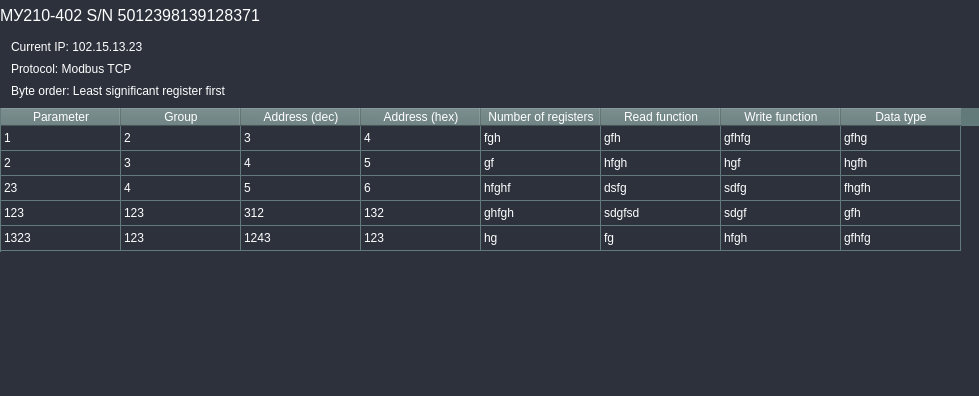
Above: UI/forms/DeviceParamListWindow.ui from romangolovkou/AQteck_toolMAX before the change. Below: the same form after it.
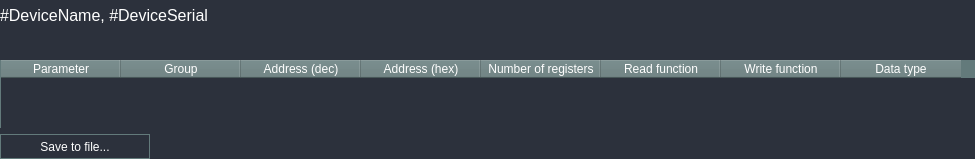
That is the form after the change. Custom widgets are drawn as their Qt base class.

Commit message: Отлажена работа списка параметров в модальном диалоге.

Diff of the .ui file:
```diff
--- a/UI/forms/DeviceParamListWindow.ui
+++ b/UI/forms/DeviceParamListWindow.ui
@@ -6,8 +6,8 @@
    <rect>
     <x>0</x>
     <y>0</y>
-    <width>979</width>
-    <height>396</height>
+    <width>961</width>
+    <height>158</height>
    </rect>
   </property>
   <property name="windowTitle">
@@ -67,7 +67,7 @@
   </property>
   <layout class="QVBoxLayout" name="verticalLayout">
    <property name="spacing">
-    <number>0</number>
+    <number>6</number>
    </property>
    <property name="leftMargin">
     <number>0</number>
@@ -84,7 +84,7 @@
    <item>
     <widget class="QLabel" name="deviceInfoLabel">
      <property name="text">
-      <string>МУ210-402 S/N 5012398139128371</string>
+      <string>#DeviceName, #DeviceSerial</string>
      </property>
     </widget>
    </item>
@@ -96,29 +96,7 @@
      <property name="frameShadow">
       <enum>QFrame::Raised</enum>
      </property>
-     <layout class="QVBoxLayout" name="verticalLayout_2">
-      <item>
-       <widget class="QLineEdit" name="lineEdit_6">
-        <property name="text">
-         <string>Current IP: 102.15.13.23</string>
-        </property>
-       </widget>
-      </item>
-      <item>
-       <widget class="QLineEdit" name="lineEdit_4">
-        <property name="text">
-         <string>Protocol: Modbus TCP</string>
-        </property>
-       </widget>
-      </item>
-      <item>
-       <widget class="QLineEdit" name="lineEdit">
-        <property name="text">
-         <string>Byte order: Least significant register first</string>
-        </property>
-       </widget>
-      </item>
-     </layout>
+     <layout class="QVBoxLayout" name="verticalLayout_2"/>
     </widget>
    </item>
    <item>
@@ -210,31 +188,6 @@
         <attribute name="verticalHeaderHighlightSections">
          <bool>false</bool>
         </attribute>
-        <row>
-         <property name="text">
-          <string/>
-         </property>
-        </row>
-        <row>
-         <property name="text">
-          <string>Новая строка</string>
-         </property>
-        </row>
-        <row>
-         <property name="text">
-          <string>Новая строка</string>
-         </property>
-        </row>
-        <row>
-         <property name="text">
-          <string>Новая строка</string>
-         </property>
-        </row>
-        <row>
-         <property name="text">
-          <string>Новая строка</string>
-         </property>
-        </row>
         <column>
          <property name="text">
           <string>Parameter</string>
@@ -275,206 +228,6 @@
           <string>Data type</string>
          </property>
         </column>
-        <item row="0" column="0">
-         <property name="text">
-          <string>1</string>
-         </property>
-        </item>
-        <item row="0" column="1">
-         <property name="text">
-          <string>2</string>
-         </property>
-        </item>
-        <item row="0" column="2">
-         <property name="text">
-          <string>3</string>
-         </property>
-        </item>
-        <item row="0" column="3">
-         <property name="text">
-          <string>4</string>
-         </property>
-        </item>
-        <item row="0" column="4">
-         <property name="text">
-          <string>fgh</string>
-         </property>
-        </item>
-        <item row="0" column="5">
-         <property name="text">
-          <string>gfh</string>
-         </property>
-        </item>
-        <item row="0" column="6">
-         <property name="text">
-          <string>gfhfg</string>
-         </property>
-        </item>
-        <item row="0" column="7">
-         <property name="text">
-          <string>gfhg</string>
-         </property>
-        </item>
-        <item row="1" column="0">
-         <property name="text">
-          <string>2</string>
-         </property>
-        </item>
-        <item row="1" column="1">
-         <property name="text">
-          <string>3</string>
-         </property>
-        </item>
-        <item row="1" column="2">
-         <property name="text">
-          <string>4</string>
-         </property>
-        </item>
-        <item row="1" column="3">
-         <property name="text">
-          <string>5</string>
-         </property>
-        </item>
-        <item row="1" column="4">
-         <property name="text">
-          <string>gf</string>
-         </property>
-        </item>
-        <item row="1" column="5">
-         <property name="text">
-          <string>hfgh</string>
-         </property>
-        </item>
-        <item row="1" column="6">
-         <property name="text">
-          <string>hgf</string>
-         </property>
-        </item>
-        <item row="1" column="7">
-         <property name="text">
-          <string>hgfh</string>
-         </property>
-        </item>
-        <item row="2" column="0">
-         <property name="text">
-          <string>23</string>
-         </property>
-        </item>
-        <item row="2" column="1">
-         <property name="text">
-          <string>4</string>
-         </property>
-        </item>
-        <item row="2" column="2">
-         <property name="text">
-          <string>5</string>
-         </property>
-        </item>
-        <item row="2" column="3">
-         <property name="text">
-          <string>6</string>
-         </property>
-        </item>
-        <item row="2" column="4">
-         <property name="text">
-          <string>hfghf</string>
-         </property>
-        </item>
-        <item row="2" column="5">
-         <property name="text">
-          <string>dsfg</string>
-         </property>
-        </item>
-        <item row="2" column="6">
-         <property name="text">
-          <string>sdfg</string>
-         </property>
-        </item>
-        <item row="2" column="7">
-         <property name="text">
-          <string>fhgfh</string>
-         </property>
-        </item>
-        <item row="3" column="0">
-         <property name="text">
-          <string>123</string>
-         </property>
-        </item>
-        <item row="3" column="1">
-         <property name="text">
-          <string>123</string>
-         </property>
-        </item>
-        <item row="3" column="2">
-         <property name="text">
-          <string>312</string>
-         </property>
-        </item>
-        <item row="3" column="3">
-         <property name="text">
-          <string>132</string>
-         </property>
-        </item>
-        <item row="3" column="4">
-         <property name="text">
-          <string>ghfgh</string>
-         </property>
-        </item>
-        <item row="3" column="5">
-         <property name="text">
-          <string>sdgfsd</string>
-         </property>
-        </item>
-        <item row="3" column="6">
-         <property name="text">
-          <string>sdgf</string>
-         </property>
-        </item>
-        <item row="3" column="7">
-         <property name="text">
-          <string>gfh</string>
-         </property>
-        </item>
-        <item row="4" column="0">
-         <property name="text">
-          <string>1323</string>
-         </property>
-        </item>
-        <item row="4" column="1">
-         <property name="text">
-          <string>123</string>
-         </property>
-        </item>
-        <item row="4" column="2">
-         <property name="text">
-          <string>1243</string>
-         </property>
-        </item>
-        <item row="4" column="3">
-         <property name="text">
-          <string>123</string>
-         </property>
-        </item>
-        <item row="4" column="4">
-         <property name="text">
-          <string>hg</string>
-         </property>
-        </item>
-        <item row="4" column="5">
-         <property name="text">
-          <string>fg</string>
-         </property>
-        </item>
-        <item row="4" column="6">
-         <property name="text">
-          <string>hfgh</string>
-         </property>
-        </item>
-        <item row="4" column="7">
-         <property name="text">
-          <string>gfhfg</string>
-         </property>
-        </item>
        </widget>
       </item>
      </layout>
@@ -487,12 +240,25 @@
      </property>
      <property name="sizeHint" stdset="0">
       <size>
-       <width>20</width>
-       <height>98</height>
+       <width>0</width>
+       <height>0</height>
       </size>
      </property>
     </spacer>
    </item>
+   <item alignment="Qt::AlignLeft">
+    <widget class="QPushButton" name="saveBtn">
+     <property name="minimumSize">
+      <size>
+       <width>150</width>
+       <height>25</height>
+      </size>
+     </property>
+     <property name="text">
+      <string>Save to file...</string>
+     </property>
+    </widget>
+   </item>
   </layout>
  </widget>
  <customwidgets>
```
The commit also changes 2 other files.
